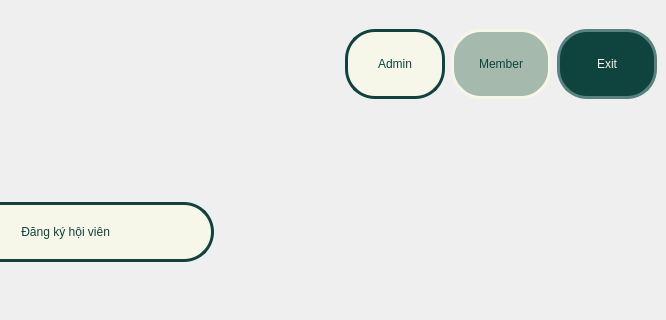
Qt form ui/dashboard/Dashboard.ui (nguyenbphan12001-rimzy/Do-an-cuoi-ki-Nhom8_KTLT) before a commit; both pictures show x 697 to 1363 and y 0 to 320 of the 1363 by 664 pixel window.
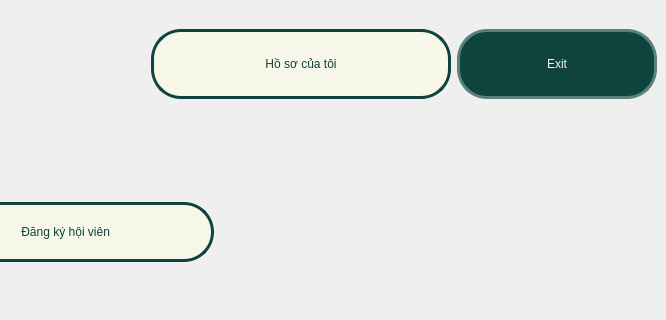
The same form after that commit. Icons and pictures are not drawn.

What changed in the file:
```diff
--- a/ui/dashboard/Dashboard.ui
+++ b/ui/dashboard/Dashboard.ui
@@ -56,7 +56,7 @@
            <widget class="QPushButton" name="pushButtonAdmin">
             <property name="minimumSize">
              <size>
-              <width>100</width>
+              <width>300</width>
               <height>70</height>
              </size>
             </property>
@@ -91,56 +91,7 @@
 }</string>
             </property>
             <property name="text">
-             <string>Admin</string>
-            </property>
-            <property name="iconSize">
-             <size>
-              <width>30</width>
-              <height>50</height>
-             </size>
-            </property>
-           </widget>
-          </item>
-          <item>
-           <widget class="QPushButton" name="pushButtonMember">
-            <property name="minimumSize">
-             <size>
-              <width>100</width>
-              <height>70</height>
-             </size>
-            </property>
-            <property name="maximumSize">
-             <size>
-              <width>16777215</width>
-              <height>16777215</height>
-             </size>
-            </property>
-            <property name="styleSheet">
-             <string notr="true">
-QPushButton {
-    color: #0f433d;
-    background-color:  rgb(165, 185, 172);
-    font: 87 20pt &quot;Noto Sans HK Black&quot;;
-    border-radius: 30px;
-    border: 3px solid #f6f6e9
-}
-
-/* Trạng thái khi rê chuột vào (Hover) - Đảo màu cho xịn */
-QPushButton:hover {
-    background-color: #1a6b61; /* Nền biến thành xanh đậm */
-    color: #f6f6e9; /* Chữ sáng lên */
-    /* Viền giữ nguyên màu xanh đậm nên tao không cần viết lại ở đây */
-}
-
-/* Trạng thái khi click chuột bấm xuống (Pressed) */
-QPushButton:pressed {
-    background-color: #0a2e2a; /* Nền tối hơn một tông so với lúc hover */
-    border: 3px solid #0a2e2a; /* Viền cũng tối theo */
-    color: #f6f6e9;
-}</string>
-            </property>
-            <property name="text">
-             <string>Member</string>
+             <string>Hồ sơ của tôi</string>
             </property>
             <property name="iconSize">
              <size>
@@ -154,7 +105,7 @@
            <widget class="QPushButton" name="pushButtonLogOut">
             <property name="minimumSize">
              <size>
-              <width>100</width>
+              <width>200</width>
               <height>70</height>
              </size>
             </property>
```
